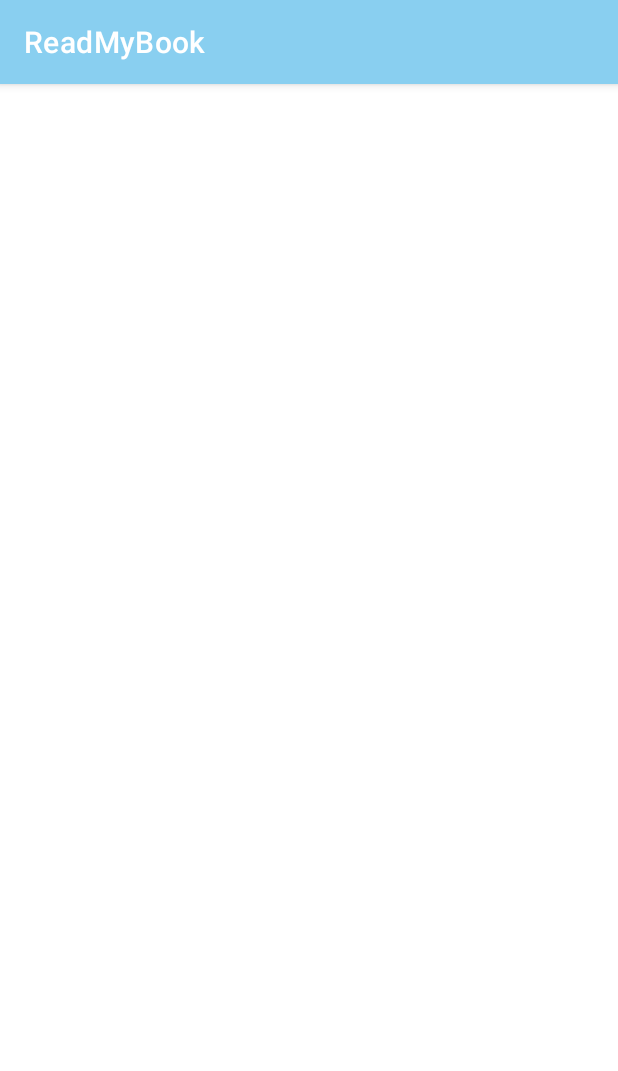
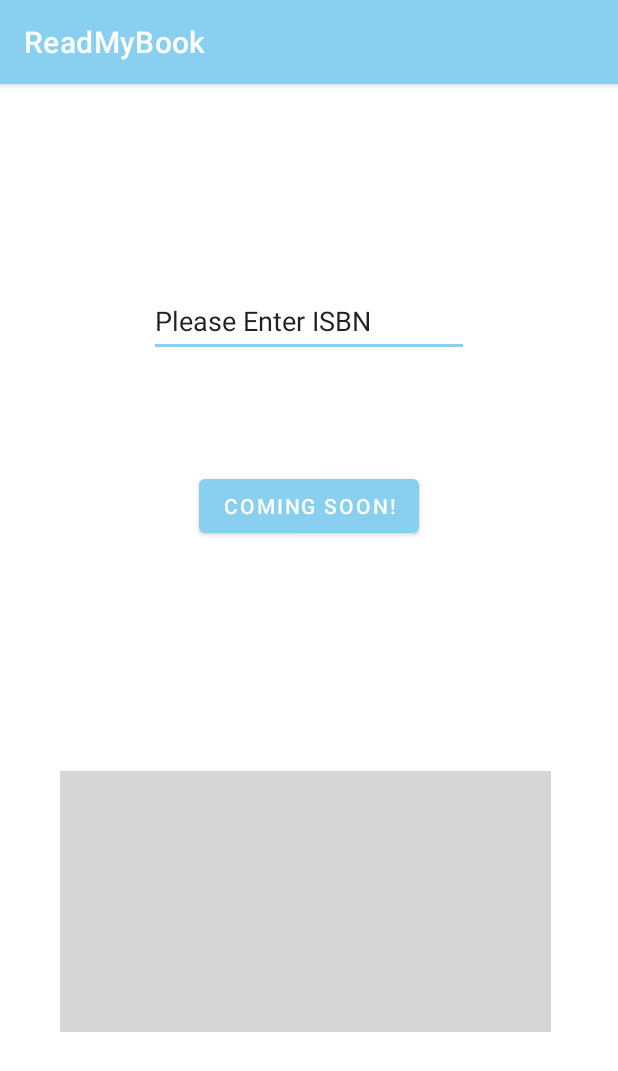
Before and after one commit to itsmeleeeo/ReadMyBook, an Android app: the GetBookActivity screen opened directly, with no data from a screen before it, on a phone screen of 412 x 824 dp. Shown: the top 1071 px of the screen. Run offline under Robolectric (Android 15) with nearby library versions, the phone set to English and light mode, and no system bars.

Commit message:
add ui to get a book page

```diff
--- a/app/src/main/java/com/example/readmybook/Activity_AddABook.java
+++ b/app/src/main/java/com/example/readmybook/Activity_AddABook.java
@@ -19,7 +19,7 @@ public class Activity_AddABook extends AppCompatActivity {
 
         super.onCreate(savedInstanceState);
         setContentView(R.layout.activity_add_abook);
-
+        databaseHelper=new DatabaseHelper(this);
         EditText txtBookTitleAddABook = findViewById(R.id.txtBookTitleAddABook);
         EditText txtAuthorAB = findViewById(R.id.txtAuthorAB);
         EditText txtPublicationYearAB = findViewById(R.id.txtPublicationYearAB);
--- a/app/src/main/java/com/example/readmybook/MainActivity.java
+++ b/app/src/main/java/com/example/readmybook/MainActivity.java
@@ -64,8 +64,8 @@ public class MainActivity extends AppCompatActivity {
                 boolean checkUser = databaseHelper.CheckEmailAndPassword(email,pass);
                 if(checkUser) {
                     Toast.makeText(MainActivity.this, "Login Success", Toast.LENGTH_SHORT).show();
-//                    startActivity(new Intent(MainActivity.this, UserHomePage.class));
-                    startActivity(new Intent(MainActivity.this, shareabookadminpage.class));
+         startActivity(new Intent(MainActivity.this, UserHomePage.class));
+//                    startActivity(new Intent(MainActivity.this, shareabookadminpage.class));
                 } else {
                     Toast.makeText(MainActivity.this, "The email or password is incorrect", Toast.LENGTH_SHORT).show();
                 }
--- a/app/src/main/res/layout/activity_get_book.xml
+++ b/app/src/main/res/layout/activity_get_book.xml
@@ -2,8 +2,56 @@
 <androidx.constraintlayout.widget.ConstraintLayout xmlns:android="http://schemas.android.com/apk/res/android"
     xmlns:app="http://schemas.android.com/apk/res-auto"
     xmlns:tools="http://schemas.android.com/tools"
+    android:id="@+id/btngetbook"
     android:layout_width="match_parent"
     android:layout_height="match_parent"
     tools:context=".GetBookActivity">
 
+    <EditText
+        android:id="@+id/getbookenterisbn"
+        android:layout_width="wrap_content"
+        android:layout_height="wrap_content"
+        android:layout_marginStart="8dp"
+        android:layout_marginTop="53dp"
+        android:layout_marginEnd="8dp"
+        android:layout_marginBottom="505dp"
+        android:ems="10"
+        android:inputType="textPersonName"
+        android:minHeight="48dp"
+        android:text="@string/enterisbngetbook"
+        app:layout_constraintBottom_toBottomOf="parent"
+        app:layout_constraintEnd_toEndOf="parent"
+        app:layout_constraintStart_toStartOf="parent"
+        app:layout_constraintTop_toTopOf="parent"
+        android:autofillHints="" />
+
+    <Button
+        android:id="@+id/getbookisbn"
+        android:layout_width="wrap_content"
+        android:layout_height="wrap_content"
+        android:layout_marginStart="8dp"
+        android:layout_marginTop="34dp"
+        android:layout_marginEnd="8dp"
+        android:layout_marginBottom="422dp"
+        android:text="@string/btnfindbook"
+        app:layout_constraintBottom_toBottomOf="parent"
+        app:layout_constraintEnd_toEndOf="parent"
+        app:layout_constraintStart_toStartOf="parent"
+        app:layout_constraintTop_toBottomOf="@+id/getbookenterisbn" />
+
+    <androidx.recyclerview.widget.RecyclerView
+        android:id="@+id/recVMyBooksUH"
+        android:layout_width="327dp"
+        android:layout_height="174dp"
+        android:layout_marginStart="40dp"
+        android:layout_marginEnd="45dp"
+        android:layout_marginBottom="136dp"
+        android:background="#D6D6D6"
+        android:scrollbars="vertical"
+        app:layout_constraintBottom_toBottomOf="parent"
+        app:layout_constraintEnd_toEndOf="parent"
+        app:layout_constraintHorizontal_bias="0.0"
+        app:layout_constraintStart_toStartOf="parent"
+        tools:listitem="@layout/recycler_view_item" />
+
 </androidx.constraintlayout.widget.ConstraintLayout>
--- a/app/src/main/res/values/strings.xml
+++ b/app/src/main/res/values/strings.xml
@@ -125,6 +125,9 @@
     <string name="trackabookisbn">Enter the ISBN</string>
     <string name="trackabookmessage" />
     <string name="adminbtnlogout">Logout</string>
+    <string name="btngetabook">Get Book</string>
+    <string name="enterisbngetbook">Please Enter ISBN</string>
+    <string name="btnfindbook">Coming Soon!</string>
     <string-array name="txtGroupRent">
         <item>$0 per 24H</item>
         <item>$1 per 24H</item>
```
